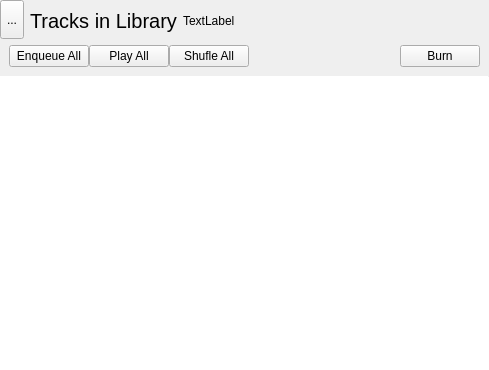
This is application/artistsalbumswidget.ui in theCheeseboard/theBeat as Qt 5 draws it before an edit. The edited form follows.
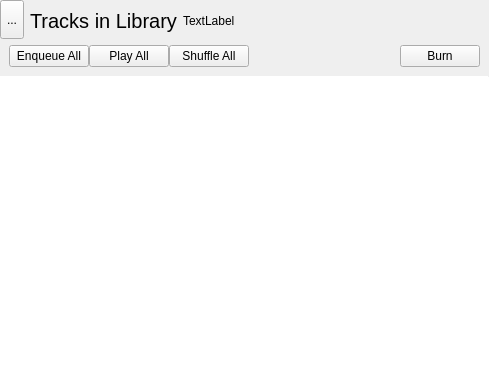
This is the edited form. The open tabs and pages were chosen to show the change. Icons and pictures are not drawn. Custom widgets are drawn as their Qt base class.

The edit to the form file:
```diff
--- a/application/artistsalbumswidget.ui
+++ b/application/artistsalbumswidget.ui
@@ -249,7 +249,7 @@
              <item>
               <widget class="QPushButton" name="shuffleButton">
                <property name="text">
-                <string>Shufle All</string>
+                <string>Shuffle All</string>
                </property>
                <property name="icon">
                 <iconset theme="media-playlist-shuffle">
```
